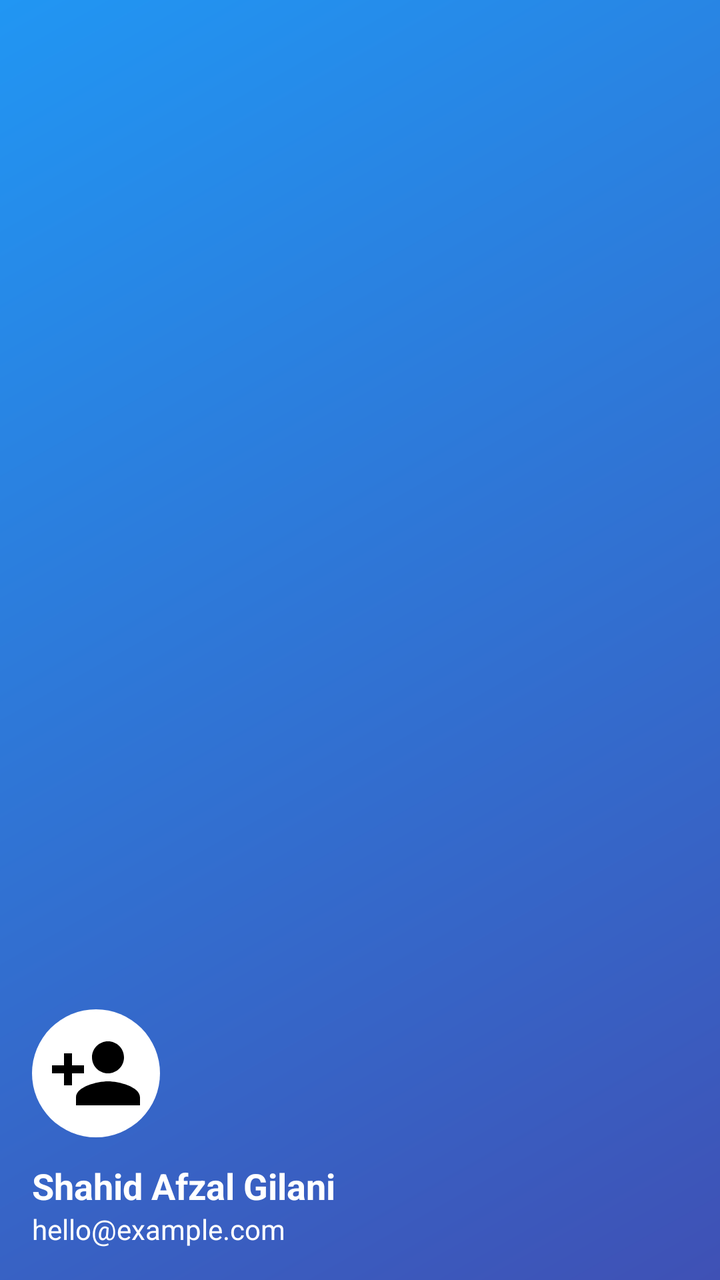
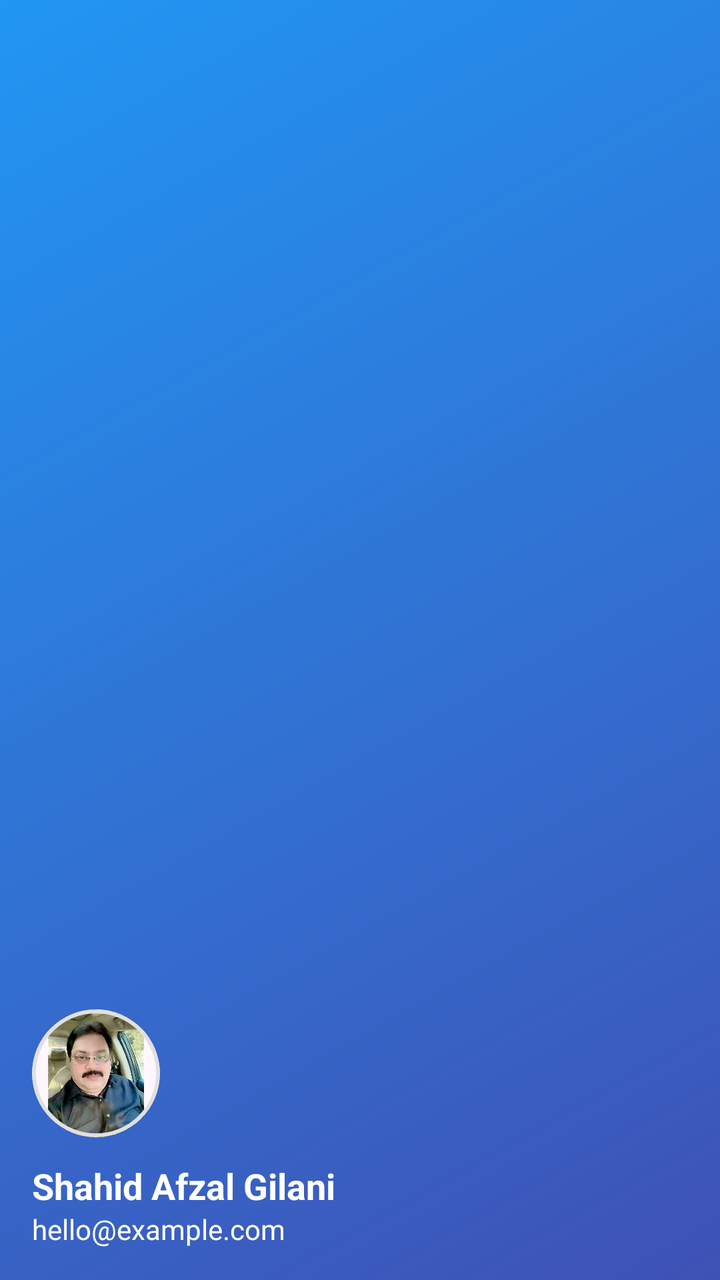

Compare the two renders of this Android layout. The source of the first and the diff that turns it into the second are given below.
<!-- AndroidManifest.xml: application theme Theme.MilkLedger -->
<!-- res/layout/drawer_header.xml -->
<?xml version="1.0" encoding="utf-8"?>
<LinearLayout xmlns:android="http://schemas.android.com/apk/res/android"
    android:layout_width="match_parent"
    android:layout_height="200dp"
    android:gravity="bottom"
    android:orientation="vertical"
    android:padding="16dp"
    android:background="@drawable/drawer_header_background">

    
    <ImageView
        android:id="@+id/imageViewProfile"
        android:layout_width="64dp"
        android:layout_height="64dp"
        android:importantForAccessibility="no"
        android:src="@drawable/ic_person_add"
        android:scaleType="centerCrop"
        android:background="@drawable/circle_background"
        android:padding="8dp"
         />

    
    <TextView
        android:id="@+id/textViewName"
        android:layout_width="wrap_content"
        android:layout_height="wrap_content"
        android:layout_marginTop="12dp"
        android:text="Shahid Afzal Gilani"
        android:textColor="@android:color/white"
        android:textSize="18sp"
        android:textStyle="bold" />

    
    <TextView
        android:id="@+id/textViewEmail"
        android:layout_width="wrap_content"
        android:layout_height="wrap_content"
        android:text="hello@example.com"
        android:textColor="@android:color/white"
        android:textSize="14sp" />

</LinearLayout>
<!-- resources referenced by this layout -->
<resources>
  <!-- drawable circle_background (drawable) -->
  <?xml version="1.0" encoding="utf-8"?>
  <shape xmlns:android="http://schemas.android.com/apk/res/android"
      android:shape="oval">
      <solid android:color="#FFFFFF" />
  </shape>
  <!-- drawable drawer_header_background (drawable) -->
  <?xml version="1.0" encoding="utf-8"?>
  <shape xmlns:android="http://schemas.android.com/apk/res/android" android:shape="rectangle">
      <gradient
          android:startColor="#3F51B5"
          android:endColor="#2196F3"
          android:angle="135" />
  </shape>
  <!-- drawable ic_person_add (drawable) -->
  <vector xmlns:android="http://schemas.android.com/apk/res/android" android:height="24dp" android:tint="#000000" android:viewportHeight="24" android:viewportWidth="24" android:width="24dp">
        
      <path android:fillColor="@android:color/white" android:pathData="M15,12c2.21,0 4,-1.79 4,-4s-1.79,-4 -4,-4 -4,1.79 -4,4 1.79,4 4,4zM6,10L6,7L4,7v3L1,10v2h3v3h2v-3h3v-2L6,10zM15,14c-2.67,0 -8,1.34 -8,4v2h16v-2c0,-2.66 -5.33,-4 -8,-4z"/>
      
  </vector>
  <style name="Theme.MilkLedger" parent="Base.Theme.MilkLedger" />
  <color name="md_theme_primary">#4CAF50</color>
  <color name="md_theme_onPrimary">#FFFFFF</color>
  <color name="md_theme_secondary">#FFC107</color>
  <color name="md_theme_onSecondary">#000000</color>
  <style name="Button.Filled" parent="Widget.Material3.Button">
          <item name="cornerRadius">@dimen/corner_medium</item>
          <item name="textAppearanceButton">@style/Text.Button</item>
          <item name="elevation">@dimen/elevation_high</item>
          <item name="android:textAllCaps">false</item>
      </style>
  <style name="Text.H1" parent="TextAppearance.Material3.DisplayLarge">
          <item name="android:fontFamily">@font/poppins_bold</item>
          <item name="android:textSize">@dimen/sp_headline_large</item>
          <item name="android:letterSpacing">0.01</item>
      </style>
  <style name="Text.H2" parent="TextAppearance.Material3.HeadlineMedium">
          <item name="android:fontFamily">@font/poppins_semibold</item>
          <item name="android:textSize">@dimen/sp_headline_medium</item>
          <item name="android:letterSpacing">0.01</item>
      </style>
  <style name="Text.Title" parent="TextAppearance.Material3.TitleMedium">
          <item name="android:fontFamily">@font/inter_semibold</item>
          <item name="android:textSize">@dimen/sp_title</item>
      </style>
  <style name="Text.Body" parent="TextAppearance.Material3.BodyLarge">
          <item name="android:fontFamily">@font/inter</item>
          <item name="android:textSize">@dimen/sp_body</item>
      </style>
  <style name="Text.Caption" parent="TextAppearance.Material3.LabelMedium">
          <item name="android:fontFamily">@font/inter_semibold</item>
          <item name="android:textSize">@dimen/sp_caption</item>
      </style>
  <style name="Text.Button" parent="TextAppearance.Material3.LabelLarge">
          <item name="android:fontFamily">@font/inter_semibold</item>
          <item name="android:textSize">@dimen/sp_button</item>
          <item name="android:textAllCaps">false</item>
      </style>
  <dimen name="corner_medium">8dp</dimen>
  <dimen name="elevation_high">8dp</dimen>
  <dimen name="sp_headline_large">24sp</dimen>
  <dimen name="sp_headline_medium">20sp</dimen>
  <dimen name="sp_title">18sp</dimen>
  <dimen name="sp_body">16sp</dimen>
  <dimen name="sp_caption">14sp</dimen>
  <dimen name="sp_button">16sp</dimen>
  <!-- unchanged entries left out for length: 1 -->
</resources>

<!-- the commit's change to res/layout/drawer_header.xml (unified diff, before → after) -->
@@ -2,22 +2,31 @@
 <LinearLayout xmlns:android="http://schemas.android.com/apk/res/android"
     android:layout_width="match_parent"
     android:layout_height="200dp"
+    xmlns:app="http://schemas.android.com/apk/res-auto"
     android:gravity="bottom"
     android:orientation="vertical"
     android:padding="16dp"
     android:background="@drawable/drawer_header_background">
 
     
-    <ImageView
-        android:id="@+id/imageViewProfile"
+
+    <com.google.android.material.card.MaterialCardView
         android:layout_width="64dp"
         android:layout_height="64dp"
-        android:importantForAccessibility="no"
-        android:src="@drawable/ic_person_add"
-        android:scaleType="centerCrop"
-        android:background="@drawable/circle_background"
-        android:padding="8dp"
-         />
+        app:strokeColor="@color/divider"
+        app:strokeWidth="2dp"
+        app:cardCornerRadius="50dp">
+        <ImageView
+            android:id="@+id/imageViewProfile"
+            android:layout_width="64dp"
+            android:layout_height="64dp"
+            android:importantForAccessibility="no"
+            android:src="@drawable/img_profile_a"
+            android:scaleType="centerCrop"
+            android:padding="8dp"
+            />
+    </com.google.android.material.card.MaterialCardView>
+
 
     
     <TextView
<!-- resource entries referenced after the edit -->
@@ -1,27 +1,17 @@
 <!-- resources referenced by this layout -->
 <resources>
-  <!-- drawable circle_background (drawable) -->
-  <?xml version="1.0" encoding="utf-8"?>
-  <shape xmlns:android="http://schemas.android.com/apk/res/android"
-      android:shape="oval">
-      <solid android:color="#FFFFFF" />
-  </shape>
+  <color name="divider">#E0E0E0</color>
   <!-- drawable drawer_header_background (drawable) -->
   <?xml version="1.0" encoding="utf-8"?>
   <shape xmlns:android="http://schemas.android.com/apk/res/android" android:shape="rectangle">
       <gradient
-          android:startColor="#3F51B5"
+          android:startColor="@color/md_theme_primary"
           android:endColor="#2196F3"
           android:angle="135" />
   </shape>
-  <!-- drawable ic_person_add (drawable) -->
-  <vector xmlns:android="http://schemas.android.com/apk/res/android" android:height="24dp" android:tint="#000000" android:viewportHeight="24" android:viewportWidth="24" android:width="24dp">
-        
-      <path android:fillColor="@android:color/white" android:pathData="M15,12c2.21,0 4,-1.79 4,-4s-1.79,-4 -4,-4 -4,1.79 -4,4 1.79,4 4,4zM6,10L6,7L4,7v3L1,10v2h3v3h2v-3h3v-2L6,10zM15,14c-2.67,0 -8,1.34 -8,4v2h16v-2c0,-2.66 -5.33,-4 -8,-4z"/>
-      
-  </vector>
+  <!-- drawable img_profile_a: jpg bitmap (drawable, 54248 bytes) -->
   <style name="Theme.MilkLedger" parent="Base.Theme.MilkLedger" />
-  <color name="md_theme_primary">#4CAF50</color>
+  <color name="md_theme_primary">#3F51B5</color>
   <color name="md_theme_onPrimary">#FFFFFF</color>
   <color name="md_theme_secondary">#FFC107</color>
   <color name="md_theme_onSecondary">#000000</color>
